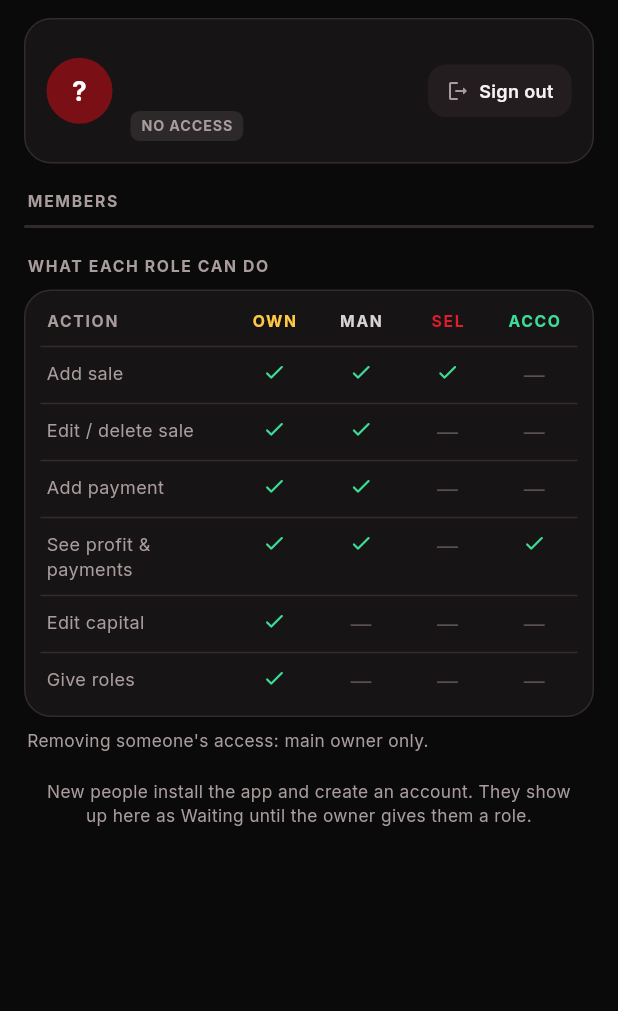
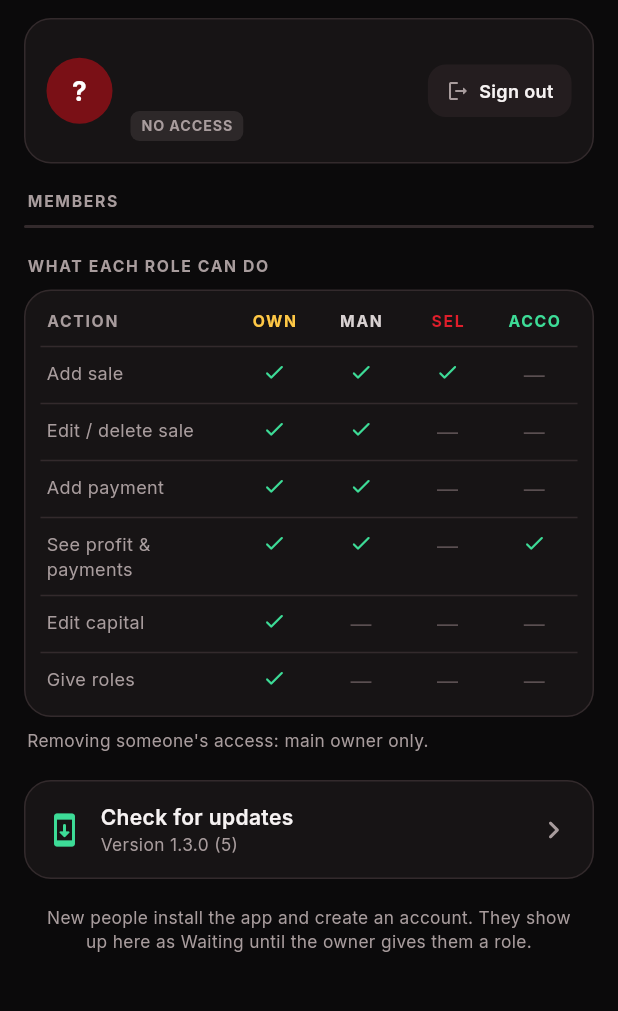
Before and after one commit to Malek-hamdan/my-new-video, a Flutter app: the TeamScreen widget shown alone on an empty page, opened directly, on a phone screen of 412 x 824 dp, the part 81-1092 px from its top. Run offline on Flutter 3.47's test engine with Material 3 defaults, Android fonts, the phone set to English and light mode, and no system bars; drawn by our look-alikes of flutter_animate; our stand-ins replace cloud_firestore, firebase_auth, firebase_core, material_ui, package_info_plus; missing offline and left inert: ota_update; accounts and stored records are empty; Roboto replaces fonts that are missing (DelaGothic).

Commit message:
In-app updates: the app now offers new versions itself
Co-Authored-By: Claude Opus 5.5 <noreply@anthropic.com>
Claude-Session: https://claude.ai/code/session_018f8iPCV3gpG7R7a6VyWTxn

```diff
--- a/app/lib/main.dart
+++ b/app/lib/main.dart
@@ -9,6 +9,7 @@ import 'state.dart';
 import 'theme.dart';
 import 'ui/auth.dart';
 import 'ui/shell.dart';
+import 'ui/updater.dart';
 import 'ui/widgets.dart';
 
 Future<void> main() async {
@@ -70,7 +71,7 @@ class _Root extends StatelessWidget {
       page = const WaitingScreen();
     } else {
       key = 'shell';
-      page = const Shell();
+      page = const UpdateWatcher(child: Shell());
     }
     return AnimatedSwitcher(
       duration: const Duration(milliseconds: 480),
--- a/app/lib/ui/team.dart
+++ b/app/lib/ui/team.dart
@@ -1,10 +1,12 @@
 import 'package:material_ui/material_ui.dart';
+import 'package:package_info_plus/package_info_plus.dart';
 
 import '../fmt.dart';
 import '../models.dart';
 import '../state.dart';
 import '../theme.dart';
 import 'forms.dart';
+import 'updater.dart';
 import 'website.dart';
 import 'widgets.dart';
 
@@ -153,6 +155,7 @@ class TeamScreen extends StatelessWidget {
           ),
         ),
       ],
+      const Padding(padding: EdgeInsets.fromLTRB(16, 18, 16, 0), child: _UpdateRow()),
       Padding(
         padding: const EdgeInsets.fromLTRB(24, 18, 24, 0),
         child: Text(
@@ -303,3 +306,58 @@ class _RateSheetState extends State<RateSheet> {
     );
   }
 }
+
+class _UpdateRow extends StatefulWidget {
+  const _UpdateRow();
+  @override
+  State<_UpdateRow> createState() => _UpdateRowState();
+}
+
+class _UpdateRowState extends State<_UpdateRow> {
+  String _version = '';
+  bool _checking = false;
+
+  @override
+  void initState() {
+    super.initState();
+    PackageInfo.fromPlatform().then((i) {
+      if (mounted) setState(() => _version = '${i.version} (${i.buildNumber})');
+    }).catchError((_) {});
+  }
+
+  @override
+  Widget build(BuildContext context) => Pressable(
+        scale: .98,
+        onTap: _checking
+            ? null
+            : () async {
+                setState(() => _checking = true);
+                final u = await checkForUpdate();
+                if (!mounted || !context.mounted) return;
+                setState(() => _checking = false);
+                if (u != null) {
+                  showSheet(context, UpdateSheet(info: u));
+                } else {
+                  toast(context, "You're on the latest version");
+                }
+              },
+        child: Panel(
+          child: Row(children: [
+            const Icon(Icons.system_update_rounded, color: C.up),
+            const SizedBox(width: 12),
+            Expanded(
+              child: Column(crossAxisAlignment: CrossAxisAlignment.start, children: [
+                const Text('Check for updates', style: TextStyle(fontWeight: FontWeight.w600)),
+                if (_version.isNotEmpty) Text('Version $_version', style: subStyle.copyWith(fontSize: 11.5)),
+              ]),
+            ),
+            AnimatedSwitcher(
+              duration: kFast,
+              child: _checking
+                  ? const SizedBox(width: 18, height: 18, child: CircularProgressIndicator(strokeWidth: 2, color: C.mute))
+                  : const Icon(Icons.chevron_right_rounded, color: C.mute),
+            ),
+          ]),
+        ),
+      );
+}
--- a/app/pubspec.yaml
+++ b/app/pubspec.yaml
@@ -16,7 +16,7 @@ publish_to: 'none' # Remove this line if you wish to publish to pub.dev
 # https://developer.apple.com/library/archive/documentation/General/Reference/InfoPlistKeyReference/Articles/CoreFoundationKeys.html
 # In Windows, build-name is used as the major, minor, and patch parts
 # of the product and file versions while build-number is used as the build suffix.
-version: 1.2.0+4
+version: 1.3.0+5
 
 environment:
   sdk: ^3.14.0
@@ -41,6 +41,9 @@ dependencies:
   intl: ^0.20.3
   flutter_animate: ^4.5.2
   url_launcher: ^6.3.3
+  ota_update: ^7.1.0
+  package_info_plus: ^10.2.2
+  http: ^1.6.0
 
 dev_dependencies:
   flutter_test:
```
Also changed, not shown: app/lib/ui/updater.dart (added, +191 -0 lines), app/pubspec.lock, 3 other files.
